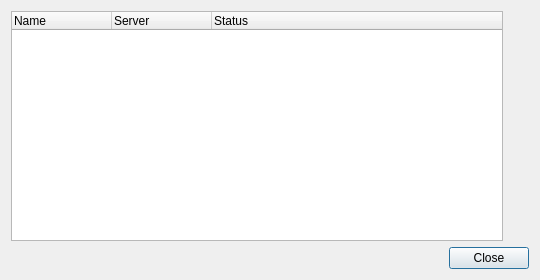
Above: src/accountmanage.ui from psi-im/psi before the change. Below: the same form after it.
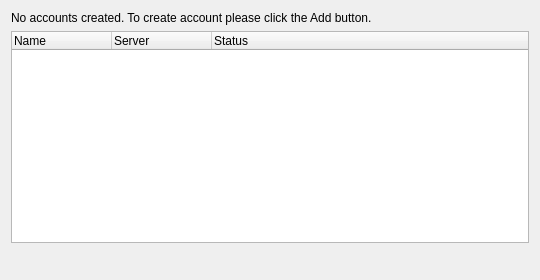
That is the form after the change. Icons and pictures are not drawn. Custom widgets are drawn as their Qt base class.

Diff of the .ui file:
```diff
--- a/src/accountmanage.ui
+++ b/src/accountmanage.ui
@@ -1,7 +1,7 @@
 <?xml version="1.0" encoding="UTF-8"?>
 <ui version="4.0">
  <class>AccountManage</class>
- <widget class="QDialog" name="AccountManage">
+ <widget class="QWidget" name="AccountManage">
   <property name="geometry">
    <rect>
     <x>0</x>
@@ -19,7 +19,17 @@
   </property>
   <layout class="QVBoxLayout" name="_2">
    <item>
-    <layout class="QHBoxLayout">
+    <widget class="QLabel" name="noAccountLabel">
+     <property name="text">
+      <string>&lt;html&gt;&lt;head/&gt;&lt;body&gt;&lt;p&gt;No accounts created. To create account please click the Add button.&lt;/p&gt;&lt;/body&gt;&lt;/html&gt;</string>
+     </property>
+     <property name="wordWrap">
+      <bool>true</bool>
+     </property>
+    </widget>
+   </item>
+   <item>
+    <layout class="QHBoxLayout" name="listLayout">
      <item>
       <widget class="AccountManageTree" name="lv_accs">
        <property name="indentation">
@@ -60,8 +70,16 @@
        </column>
       </widget>
      </item>
+    </layout>
+   </item>
      <item>
-      <layout class="QVBoxLayout">
+    <layout class="QHBoxLayout" name="horizontalLayout">
+     <property name="leftMargin">
+      <number>0</number>
+     </property>
+     <property name="topMargin">
+      <number>0</number>
+     </property>
        <item>
         <widget class="IconButton" name="pb_add" native="true">
          <property name="text" stdset="0">
@@ -90,31 +108,35 @@
         </widget>
        </item>
        <item>
-        <spacer name="Spacer12">
+      <spacer name="horizontalSpacer">
          <property name="orientation">
-          <enum>Qt::Vertical</enum>
-         </property>
-         <property name="sizeType">
-          <enum>QSizePolicy::Expanding</enum>
+        <enum>Qt::Horizontal</enum>
          </property>
          <property name="sizeHint" stdset="0">
           <size>
-           <width>20</width>
-           <height>127</height>
+         <width>0</width>
+         <height>20</height>
           </size>
          </property>
         </spacer>
        </item>
-      </layout>
-     </item>
-    </layout>
-   </item>
    <item>
-    <widget class="QDialogButtonBox" name="buttonBox">
-     <property name="standardButtons">
-      <set>QDialogButtonBox::Close</set>
-     </property>
-    </widget>
+      <widget class="IconButton" name="pb_remove" native="true">
+       <property name="minimumSize">
+        <size>
+         <width>0</width>
+         <height>0</height>
+        </size>
+       </property>
+       <property name="text" stdset="0">
+        <string>Rem&amp;ove</string>
+       </property>
+       <property name="psiIconName" stdset="0">
+        <string>psi/remove</string>
+       </property>
+      </widget>
+     </item>
+    </layout>
    </item>
   </layout>
  </widget>
```
Left out of the diff: 40 changed lines with no effect on the pictures. Lines whose indentation alone changed are shown as unchanged.
